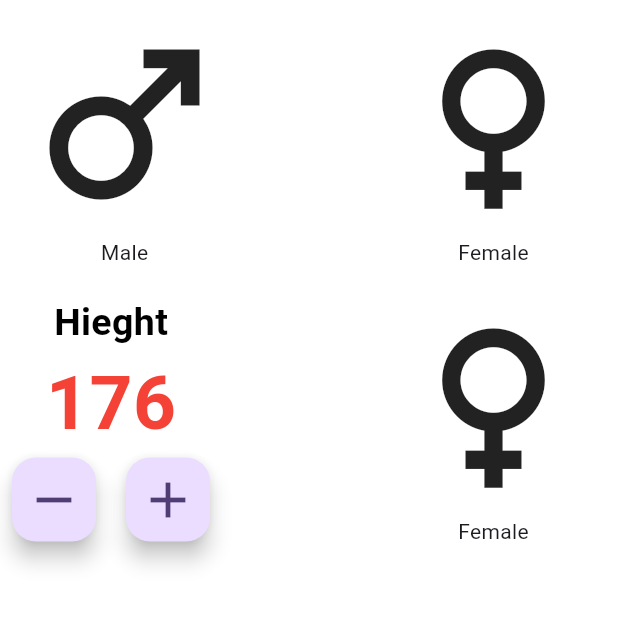
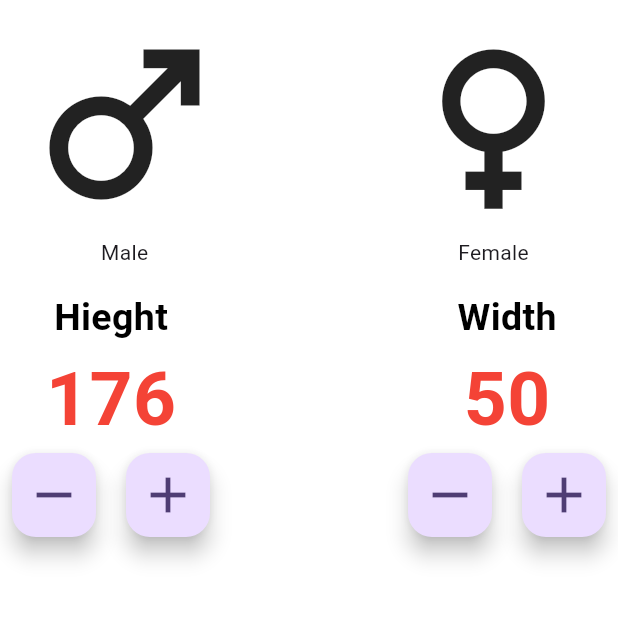
Before and after one commit to Yasith-Uvanpriya/flutter_intro, a Flutter app: the screen it shows after launch, on a phone screen of 412 x 824 dp, the top half of it. Run offline on Flutter 3.47's test engine with Material 3 defaults, Android fonts, the phone set to English and light mode, and no system bars.

Commit message:
Update main_page.dart

```diff
--- a/BMI/lib/main_page.dart
+++ b/BMI/lib/main_page.dart
@@ -83,12 +83,40 @@ class _MainPageState extends State<MainPage> {
               Padding(
                 padding: const EdgeInsets.all(8.0),
                 child: Column(
-                  children:const [
-                    Icon(Icons.female, size:150),
-                    Text("Female"),
+                  children: [
+                     const Text("Width",
+                     style: TextStyle(
+                      color: Colors.black,
+                      fontSize: 25,
+                      fontWeight: FontWeight.bold,
+                     ),
+                    ),
+                      const Text(
+                          "50",
+                            style: TextStyle(
+                            color: Colors.red,
+                            fontSize: 50,
+                            fontWeight: FontWeight.bold, // Corrected placement
+                          ),
+                        ),
+                        Row(
+                          children: [FloatingActionButton(
+                            onPressed: null,
+                            child: Icon(
+                              Icons.remove,
+                            size:40,),),
+                            const SizedBox(width: 20,),
+                            FloatingActionButton(
+                            onPressed: null,
+                            child: Icon(
+                              Icons.add,
+                            size:40,),),
+                          ],
+
+                        )
                   ],
                 ),
-              )
+              ),
             ],
           )
         ],
```
